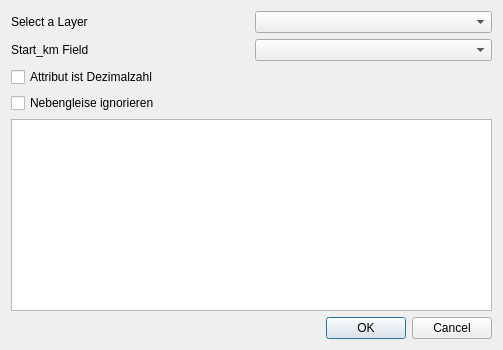
First picture: the form in db_streckenkm/ui/SettingsWidget_ui.ui, repository c-mellueh/qgis_streckenkm, before the edit.
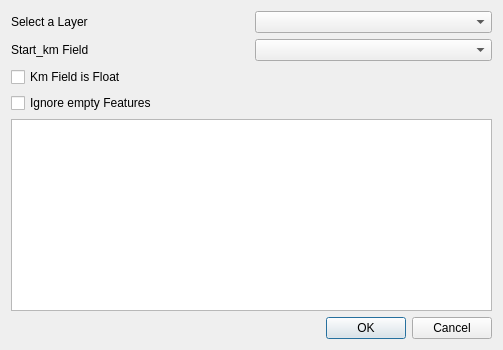
Second picture: the form after the edit.

Commit message: improve Point finder

What changed in the file:
```diff
--- a/db_streckenkm/ui/SettingsWidget_ui.ui
+++ b/db_streckenkm/ui/SettingsWidget_ui.ui
@@ -27,7 +27,7 @@
       <bool>true</bool>
      </property>
      <property name="text">
-      <string>Nebengleise ignorieren</string>
+      <string>Ignore empty Features</string>
      </property>
     </widget>
    </item>
@@ -57,7 +57,7 @@
       <bool>true</bool>
      </property>
      <property name="text">
-      <string>Attribut ist Dezimalzahl</string>
+      <string>Km Field is Float</string>
      </property>
     </widget>
    </item>
```
The commit also changes 2 other files.
